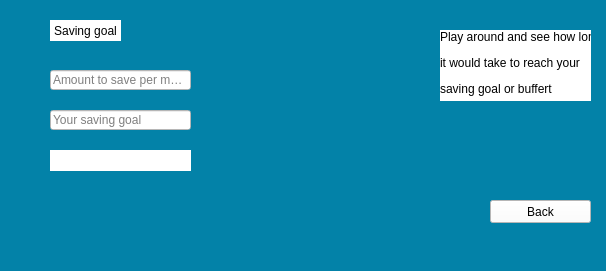
The window that View/savinggoal.ui (wilcer1/STMP) describes before a commit, drawn with Qt 5.
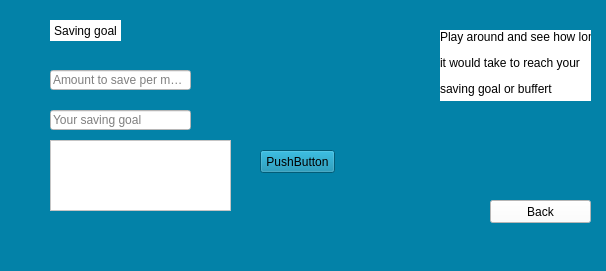
The same window after the commit.

```diff
--- a/View/savinggoal.ui
+++ b/View/savinggoal.ui
@@ -80,25 +80,6 @@
      <string>Your saving goal</string>
     </property>
    </widget>
-   <widget class="QLabel" name="label_2">
-    <property name="geometry">
-     <rect>
-      <x>50</x>
-      <y>150</y>
-      <width>141</width>
-      <height>21</height>
-     </rect>
-    </property>
-    <property name="styleSheet">
-     <string notr="true">background-color: rgb(255, 255, 255);</string>
-    </property>
-    <property name="text">
-     <string/>
-    </property>
-    <property name="alignment">
-     <set>Qt::AlignCenter</set>
-    </property>
-   </widget>
    <widget class="QLabel" name="label_3">
     <property name="geometry">
      <rect>
@@ -140,6 +121,38 @@
      <string>Back</string>
     </property>
    </widget>
+   <widget class="QPushButton" name="pushButton_2">
+    <property name="geometry">
+     <rect>
+      <x>260</x>
+      <y>150</y>
+      <width>75</width>
+      <height>23</height>
+     </rect>
+    </property>
+    <property name="minimumSize">
+     <size>
+      <width>75</width>
+      <height>0</height>
+     </size>
+    </property>
+    <property name="text">
+     <string>PushButton</string>
+    </property>
+   </widget>
+   <widget class="QTextBrowser" name="textBrowser">
+    <property name="geometry">
+     <rect>
+      <x>50</x>
+      <y>140</y>
+      <width>181</width>
+      <height>71</height>
+     </rect>
+    </property>
+    <property name="styleSheet">
+     <string notr="true">background-color: rgb(255, 255, 255);</string>
+    </property>
+   </widget>
   </widget>
   <widget class="QMenuBar" name="menubar">
    <property name="geometry">
```
